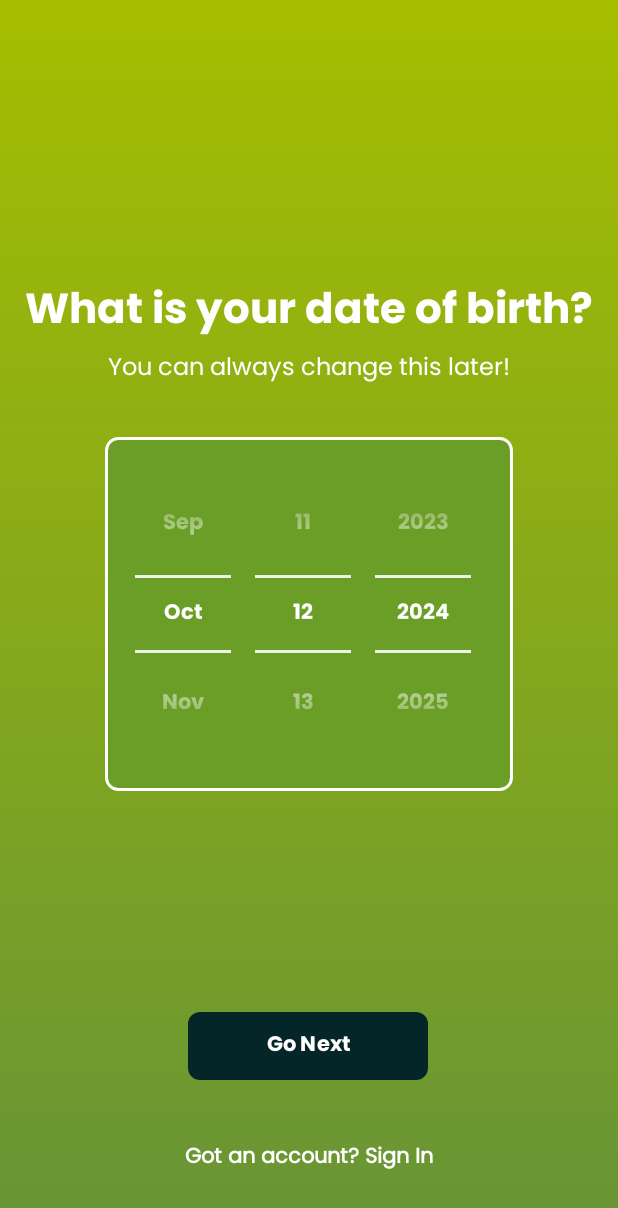
After one commit to cowcow22/UTS_MAP_Mangan, an Android app: the WelcomePageBirthActivity screen opened directly, with no data from a screen before it, on a phone screen of 412 x 824 dp. The commit adds this screen. Shown: the top 1208 px of the screen. Run offline under Robolectric (Android 15) with nearby library versions, the light colour scheme and no system bars.

Commit message:
Update Birth Page
add datepicker component + styling

```diff
--- a/app/src/main/AndroidManifest.xml
+++ b/app/src/main/AndroidManifest.xml
@@ -12,6 +12,7 @@
         android:supportsRtl="true"
         android:theme="@style/Theme.UTS_MAP_Mangan"
         tools:targetApi="31">
+        <activity android:name=".WelcomePageBirthActivity" />
         <activity android:name=".WelcomePageGenderActivity" />
         <activity android:name=".WelcomePageHeightActivity" />
         <activity android:name=".WelcomePageWeightActivity" />
--- /dev/null
+++ b/app/src/main/java/com/example/uts_map_mangan/WelcomePageBirthActivity.kt
@@ -0,0 +1,21 @@
+package com.example.uts_map_mangan
+
+import android.content.Intent
+import android.graphics.Color
+import android.os.Bundle
+import android.widget.Button
+import android.widget.DatePicker
+import android.widget.NumberPicker
+import android.widget.Toast
+import androidx.appcompat.app.AppCompatActivity
+import java.lang.reflect.Field
+import java.util.Calendar
+
+class WelcomePageBirthActivity : AppCompatActivity() {
+
+    override fun onCreate(savedInstanceState: Bundle?) {
+        super.onCreate(savedInstanceState)
+        setContentView(R.layout.welcome_page_birth)
+
+    }
+}
--- a/app/src/main/java/com/example/uts_map_mangan/WelcomePageGenderActivity.kt
+++ b/app/src/main/java/com/example/uts_map_mangan/WelcomePageGenderActivity.kt
@@ -1,8 +1,11 @@
 package com.example.uts_map_mangan
 
+import android.content.Intent
 import android.os.Bundle
+import android.widget.Button
 import android.widget.RadioButton
 import android.widget.RadioGroup
+import android.widget.Toast
 import androidx.appcompat.app.AppCompatActivity
 
 class WelcomePageGenderActivity : AppCompatActivity() {
@@ -29,6 +32,21 @@ class WelcomePageGenderActivity : AppCompatActivity() {
                 }
             }
         }
+
+        // Menangani klik tombol "Go Next"
+        val btnGoNext = findViewById<Button>(R.id.btn_go_next)
+        btnGoNext.setOnClickListener {
+            // Pastikan ada RadioButton yang dipilih
+            val selectedId = radioGroup.checkedRadioButtonId
+            if (selectedId != -1) {
+                // Membuat Intent untuk membuka WelcomePageWeightActivity
+                val intent = Intent(this, WelcomePageBirthActivity::class.java)
+                startActivity(intent)
+            } else {
+                // Menampilkan pesan kesalahan jika tidak ada pilihan
+                Toast.makeText(this, "Please select a gender.", Toast.LENGTH_SHORT).show()
+            }
+        }
     }
 
     private fun resetRadioButtons() {
--- /dev/null
+++ b/app/src/main/res/drawable/custom_date_picker.xml
@@ -0,0 +1,9 @@
+<!-- res/drawable/date_picker_background.xml -->
+<shape xmlns:android="http://schemas.android.com/apk/res/android">
+    <solid android:color="#6a9e26" /> <!-- Warna hijau -->
+    <stroke
+        android:width="2dp"
+        android:color="#FFFFFF" /> <!-- Garis putih di sekeliling -->
+    <corners android:radius="8dp" />
+
+</shape>
--- /dev/null
+++ b/app/src/main/res/layout/welcome_page_birth.xml
@@ -0,0 +1,94 @@
+<androidx.constraintlayout.widget.ConstraintLayout xmlns:android="http://schemas.android.com/apk/res/android"
+    xmlns:app="http://schemas.android.com/apk/res-auto"
+    xmlns:tools="http://schemas.android.com/tools"
+    android:layout_width="match_parent"
+    android:layout_height="match_parent"
+    android:background="@drawable/background_gradient"
+    android:padding="16dp">
+
+    <!-- Title: What is your date of birth? -->
+
+    <TextView
+        android:id="@+id/tv_your_name"
+        android:layout_width="wrap_content"
+        android:layout_height="wrap_content"
+        android:layout_marginTop="168dp"
+        android:fontFamily="@font/poppins_bold"
+        android:text="What is your date of birth?"
+        android:textColor="@android:color/white"
+        android:textSize="28sp"
+        app:layout_constraintEnd_toEndOf="parent"
+        app:layout_constraintStart_toStartOf="parent"
+        app:layout_constraintTop_toTopOf="parent"
+        android:gravity="center"/>
+
+    <!-- Subtext: You can always change this later! -->
+
+    <TextView
+        android:id="@+id/tv_subtitle"
+        android:layout_width="0dp"
+        android:layout_height="wrap_content"
+        android:layout_marginTop="0dp"
+        android:fontFamily="@font/poppins_regular"
+        android:text="You can always change this later!"
+        android:textAlignment="center"
+        android:textColor="@android:color/white"
+        android:textSize="16sp"
+        app:layout_constraintEnd_toEndOf="parent"
+        app:layout_constraintHorizontal_bias="0.0"
+        app:layout_constraintStart_toStartOf="parent"
+        app:layout_constraintTop_toBottomOf="@id/tv_your_name" />
+
+    <!-- DatePicker -->
+
+    <!-- DatePicker -->
+    <DatePicker
+        android:id="@+id/datePicker"
+        android:layout_width="wrap_content"
+        android:layout_height="wrap_content"
+        android:layout_marginTop="32dp"
+        android:background="@drawable/custom_date_picker"
+        android:calendarViewShown="false"
+        android:datePickerMode="spinner"
+        android:padding="12dp"
+        android:theme="@style/PoppinsTextAppearance"
+        app:layout_constraintEnd_toEndOf="parent"
+        app:layout_constraintStart_toStartOf="parent"
+        app:layout_constraintTop_toBottomOf="@id/tv_subtitle" />
+
+
+    <!-- Button: Go Next -->
+
+    <Button
+        android:id="@+id/btn_go_next"
+        android:layout_marginBottom="88dp"
+        android:layout_width="160dp"
+        android:layout_height="45dp"
+        android:background="@drawable/dark_button_design"
+        app:backgroundTint="@null"
+        android:fontFamily="@font/poppins_bold"
+        android:text="Go Next"
+        android:textAllCaps="false"
+        android:textColor="@android:color/white"
+        app:layout_constraintBottom_toBottomOf="parent"
+        app:layout_constraintEnd_toEndOf="parent"
+        app:layout_constraintHorizontal_bias="0.497"
+        app:layout_constraintStart_toStartOf="parent" />
+
+    <!-- Button: Got an account? Sign In -->
+
+    <TextView
+        android:id="@+id/tv_sign_in"
+        android:layout_width="wrap_content"
+        android:layout_height="wrap_content"
+        android:layout_marginBottom="24dp"
+        android:fontFamily="@font/poppins_regular"
+        android:text="Got an account? Sign In"
+        android:textColor="@android:color/white"
+        android:textSize="14sp"
+        android:textStyle="bold"
+        app:layout_constraintBottom_toBottomOf="parent"
+        app:layout_constraintEnd_toEndOf="parent"
+        app:layout_constraintStart_toStartOf="parent" />
+
+</androidx.constraintlayout.widget.ConstraintLayout>
--- /dev/null
+++ b/app/src/main/res/values/PoppinsTextAppearance.xml
@@ -0,0 +1,10 @@
+<!-- res/values/styles.xml -->
+<resources>
+    <style name="PoppinsTextAppearance">
+        <item name="android:fontFamily">@font/poppins_bold</item>
+        <item name="colorAccent">@color/white</item>
+        <item name="android:windowBackground">@color/white</item>
+        <item name="android:textColorPrimary">@color/white</item>
+        <item name="android:textColorSecondary">@color/white</item>
+    </style>
+</resources>
```
